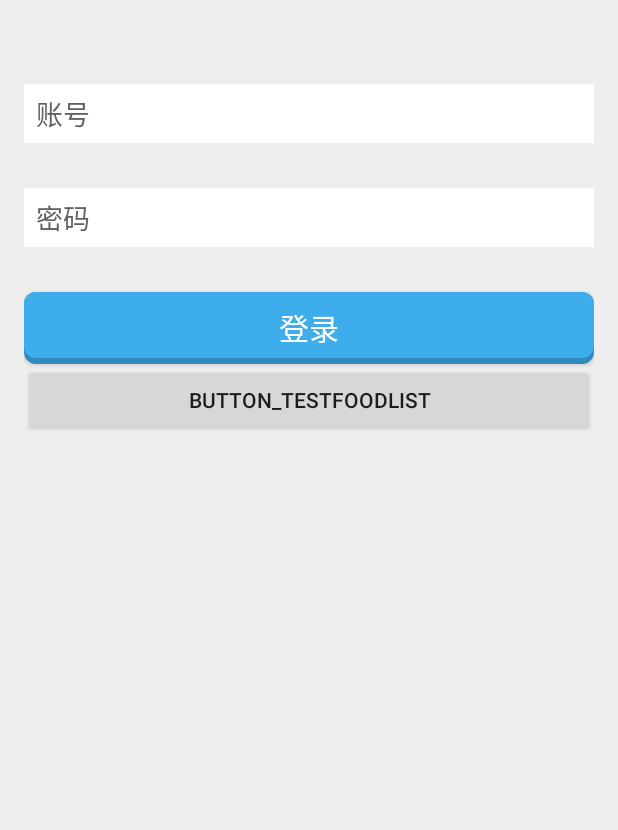
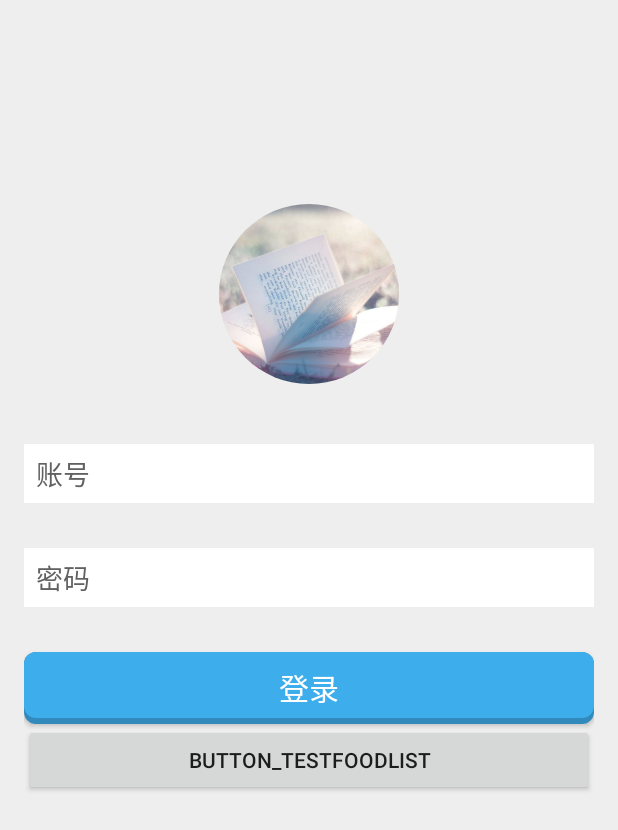
Before and after one commit to imu-yangyuan/Food, an Android app: the layout login.xml on its own in the app's theme, with its tools: preview values and no code run, on a phone screen of 412 x 824 dp. Shown: the top 830 px of the screen. Run offline under Robolectric (Android 15) with nearby library versions, the phone set to English and light mode, and no system bars.

Commit message:
更改为适应eclipse

```diff
--- a/app/src/main/java/com/yuqian/food/UI/FoodDetailActivity.java
+++ b/app/src/main/java/com/yuqian/food/UI/FoodDetailActivity.java
@@ -1,10 +1,10 @@
 package com.yuqian.food.UI;
 
+import android.app.Activity;
+import android.app.AlertDialog;
 import android.content.DialogInterface;
 import android.graphics.Color;
 import android.os.Bundle;
-import android.support.v7.app.AlertDialog;
-import android.support.v7.app.AppCompatActivity;
 import android.view.View;
 import android.view.ViewGroup;
 import android.widget.BaseAdapter;
@@ -27,7 +27,7 @@ import com.yuqian.food.viewUtil.CircleSmartImageView;
 
 import java.util.ArrayList;
 
-public class FoodDetailActivity extends AppCompatActivity {
+public class FoodDetailActivity extends Activity {
 private ArrayList<Comment> comments;
     private Food food;
     @Override
--- a/app/src/main/java/com/yuqian/food/UI/FoodListActivity.java
+++ b/app/src/main/java/com/yuqian/food/UI/FoodListActivity.java
@@ -1,8 +1,8 @@
 package com.yuqian.food.UI;
 
+import android.app.Activity;
 import android.content.Intent;
 import android.os.Bundle;
-import android.support.v7.app.AppCompatActivity;
 import android.view.View;
 import android.view.ViewGroup;
 import android.widget.AdapterView;
@@ -18,7 +18,7 @@ import java.util.ArrayList;
 
 
 
-public class FoodListActivity extends AppCompatActivity implements AdapterView.OnItemClickListener{
+public class FoodListActivity extends Activity implements AdapterView.OnItemClickListener{
     private ArrayList<Food> foods;
     @Override
     protected void onCreate(Bundle savedInstanceState) {
--- a/app/src/main/java/com/yuqian/food/service/FoodService.java
+++ b/app/src/main/java/com/yuqian/food/service/FoodService.java
@@ -24,7 +24,11 @@ public class FoodService {
                 Log.i("user_json",new String(bytes));
                 String string=new String(bytes);
                 FoodListData foodListData=new Gson().fromJson(string,FoodListData.class);
-                listener.onSuccess(foodListData);
+                if(foodListData.getState()==1){
+                    listener.onSuccess(foodListData);
+                }else {
+                    listener.onFailure(foodListData.getMsg());
+                }
 
             }
 
--- a/app/src/main/res/layout/activity_select_restaurant.xml
+++ b/app/src/main/res/layout/activity_select_restaurant.xml
@@ -1,7 +1,8 @@
 <?xml version="1.0" encoding="utf-8"?>
 <RelativeLayout xmlns:android="http://schemas.android.com/apk/res/android"
     android:layout_width="match_parent"
-    android:layout_height="match_parent">
+    android:layout_height="match_parent"
+    android:background="@drawable/bgc">
 
     <LinearLayout
         android:layout_width="match_parent"
--- a/app/src/main/res/layout/login.xml
+++ b/app/src/main/res/layout/login.xml
@@ -10,7 +10,15 @@
               tools:context="com.yuqian.food.UI.MainActivity"
               android:padding="@dimen/home_padding">
 
-
+    <com.yuqian.food.viewUtil.CircleSmartImageView
+        android:layout_width="120dp"
+        android:layout_height="120dp"
+        android:layout_marginTop="120dp"
+        android:id="@+id/userimage"
+        android:clickable="true"
+        android:src="@drawable/userimage"
+        android:layout_gravity="center_horizontal"
+        />
     <LinearLayout android:layout_width="match_parent"
                   android:layout_height="wrap_content"
                   android:layout_marginTop="10dp"
```
Also changed, not shown: app/src/main/java/com/yuqian/food/UI/AddFoodActivity.java (+5 -6 lines), app/src/main/java/com/yuqian/food/UI/MainActivity.java (+13 -2 lines), app/src/main/res/drawable/bgc.jpg (added).
